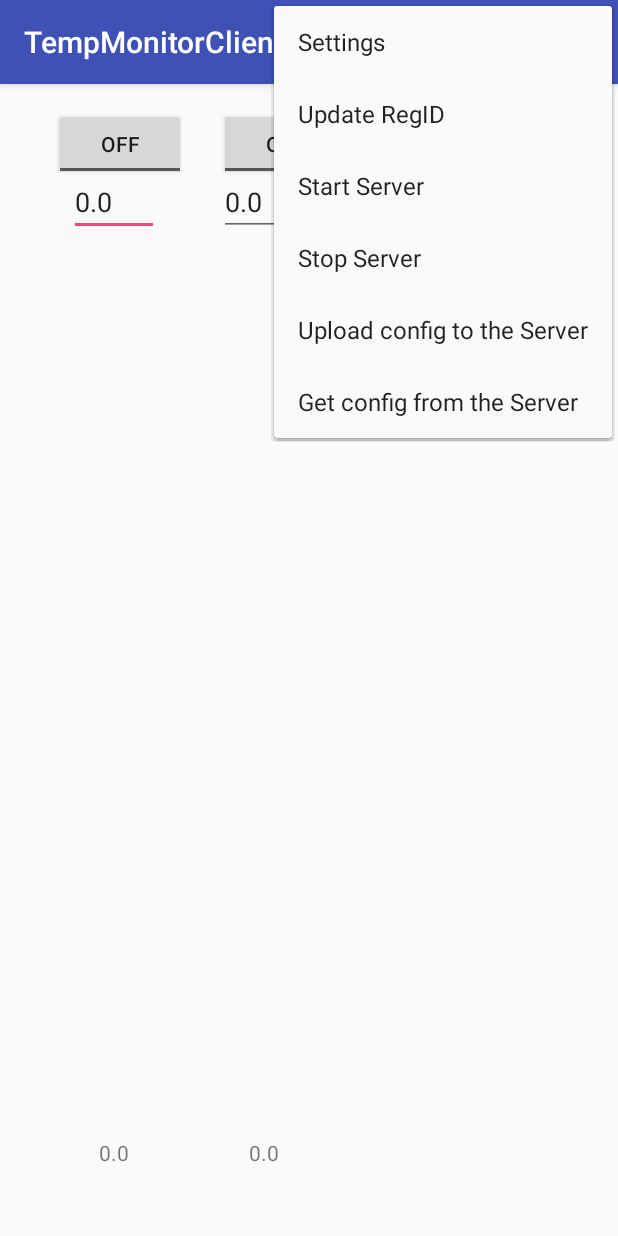
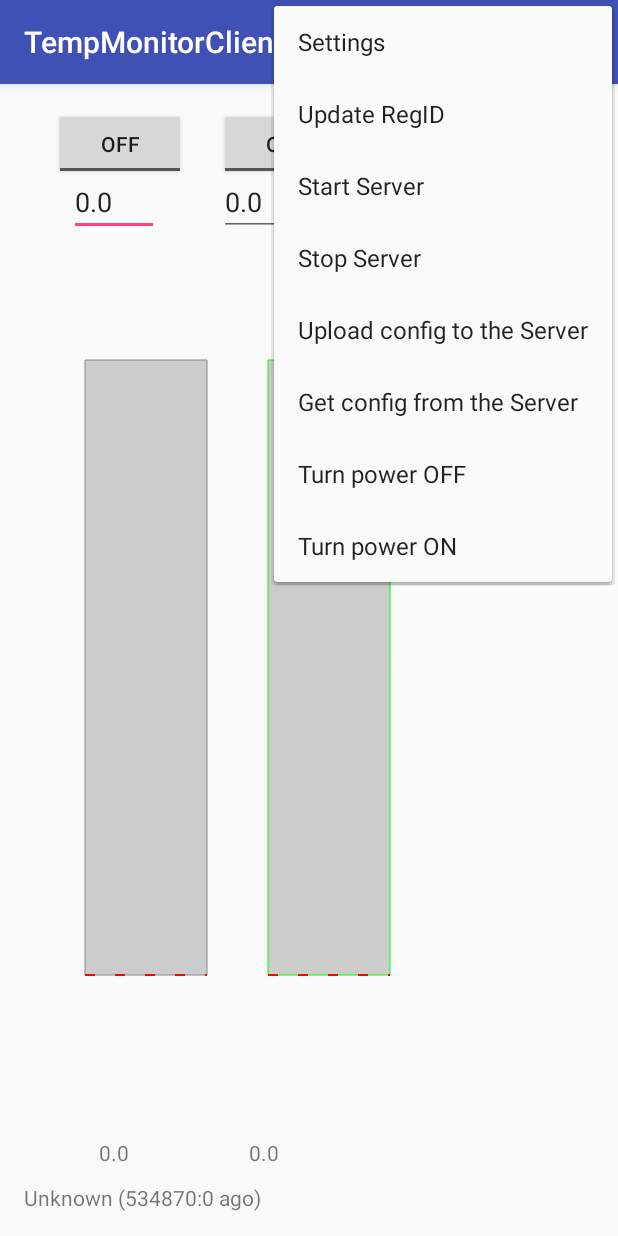
Before and after one commit to DenisStefanov/TempMonitorClient, an Android app: the screen it shows after launch (MainActivity), with the options menu open, on a phone screen of 412 x 824 dp. Run offline under Robolectric (Android 15) with nearby library versions, the phone set to English and light mode, and no system bars.

Commit message:
power control

```diff
--- a/app/src/main/res/menu/menu_main.xml
+++ b/app/src/main/res/menu/menu_main.xml
@@ -33,5 +33,15 @@
         android:orderInCategory="100"
         android:title="@string/action_configSrvGet"
         app:showAsAction="never" />
+    <item
+        android:id="@+id/action_poweroff"
+        android:orderInCategory="100"
+        android:title="@string/action_poweroff"
+        app:showAsAction="never" />
+    <item
+        android:id="@+id/action_poweron"
+        android:orderInCategory="100"
+        android:title="@string/action_poweron"
+        app:showAsAction="never" />
 
 </menu>
--- a/app/src/main/res/values/strings.xml
+++ b/app/src/main/res/values/strings.xml
@@ -8,6 +8,8 @@
     <string name="action_stopSrv">Stop Server</string>
     <string name="action_configSrv">Upload config to the Server</string>
     <string name="action_configSrvGet">Get config from the Server</string>
+    <string name="action_poweroff">Turn power OFF</string>
+    <string name="action_poweron">Turn power ON</string>
 
     <string name="pref_header_general">General</string>
     <string name="pref_header_notifications">Notifications</string>
```
Also changed, not shown: app/src/main/java/org/duckdns/denis_st/tempmonitorclient/GcmIntentService.java (+8 -1 lines), app/src/main/java/org/duckdns/denis_st/tempmonitorclient/MainActivity.java (+33 -3 lines).
